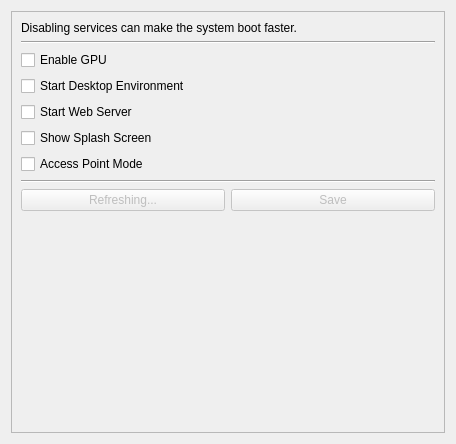
Tinkerforge/brickv, file src/brickv/plugin_system/plugins/red/ui/red_tab_settings_services.ui: the form before one commit.
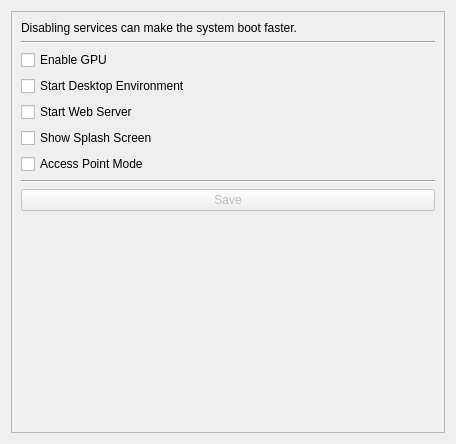
The form after the commit.

Commit message:
red-brick: Centralize service state discovery
Instead of reading the service state in multiple places just read it
once in the settings tab and cache it.

Also simplify the services tab by removing the refresh button, because
the service configuration cannot change at runtime.

What changed in the file:
```diff
--- a/src/brickv/plugin_system/plugins/red/ui/red_tab_settings_services.ui
+++ b/src/brickv/plugin_system/plugins/red/ui/red_tab_settings_services.ui
@@ -86,30 +86,6 @@
            </property>
           </widget>
          </item>
-         <item row="8" column="0">
-          <layout class="QHBoxLayout" name="horizontalLayout_2">
-           <item>
-            <widget class="QPushButton" name="pbutton_services_refresh">
-             <property name="enabled">
-              <bool>false</bool>
-             </property>
-             <property name="text">
-              <string>Refreshing...</string>
-             </property>
-            </widget>
-           </item>
-           <item>
-            <widget class="QPushButton" name="pbutton_services_save">
-             <property name="enabled">
-              <bool>false</bool>
-             </property>
-             <property name="text">
-              <string>Save</string>
-             </property>
-            </widget>
-           </item>
-          </layout>
-         </item>
          <item row="6" column="0">
           <widget class="QCheckBox" name="chkbox_ap">
            <property name="text">
@@ -117,6 +93,16 @@
            </property>
           </widget>
          </item>
+         <item row="8" column="0">
+          <widget class="QPushButton" name="pbutton_services_save">
+           <property name="enabled">
+            <bool>false</bool>
+           </property>
+           <property name="text">
+            <string>Save</string>
+           </property>
+          </widget>
+         </item>
         </layout>
        </item>
        <item>
```
Left out of the diff: 2 changed lines with no effect on the pictures. The commit also changes 12 other files.
